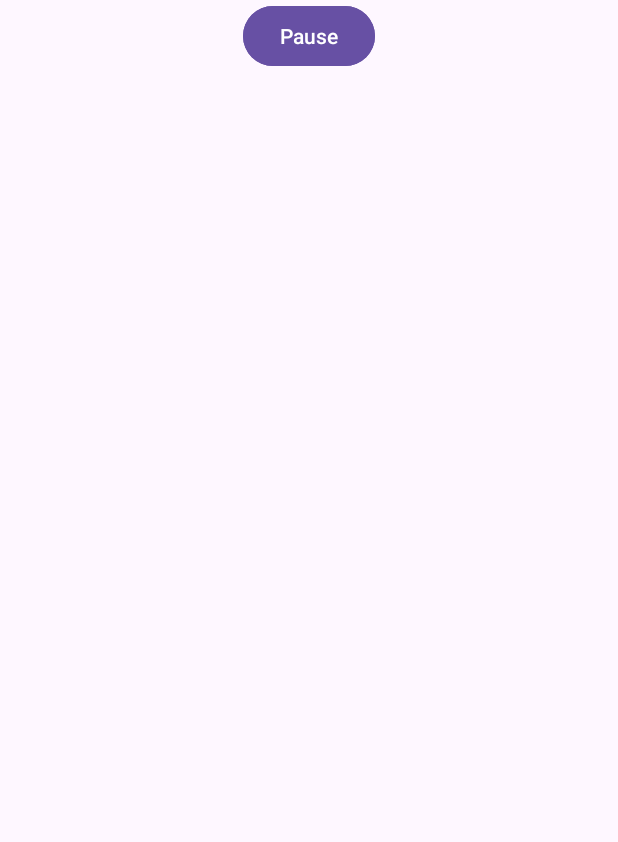
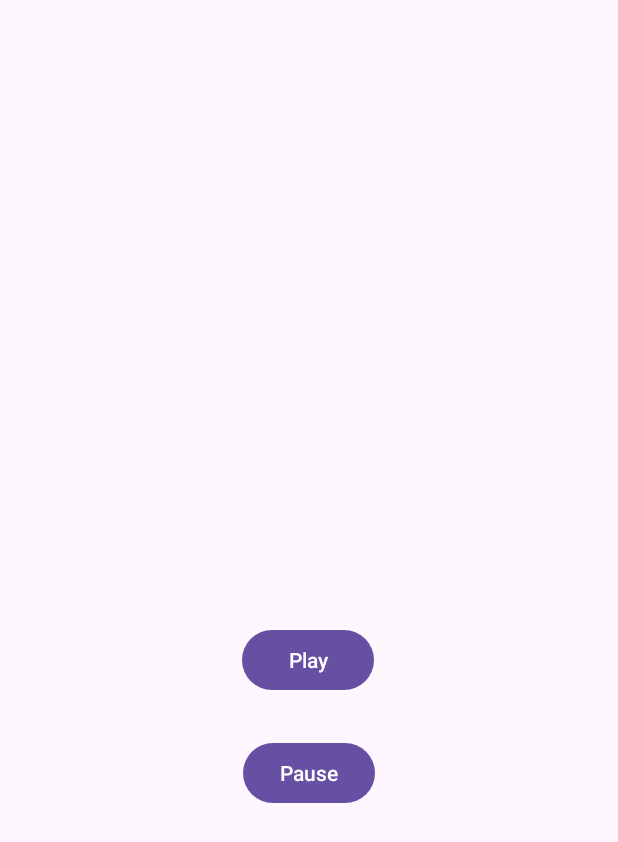
Before and after one commit to YashP-01/MAD_Practical-6_21012021098, an Android app: the screen it shows after launch (MainActivity), on a phone screen of 412 x 824 dp. Shown: the top 842 px of the screen. Run offline under Robolectric (Android 15) with nearby library versions, the phone set to English and light mode, and no system bars.

Commit message:
date: 15/09/23

```diff
--- a/app/src/main/res/layout/activity_main.xml
+++ b/app/src/main/res/layout/activity_main.xml
@@ -7,9 +7,10 @@
     tools:context=".MainActivity">
 
     <TextView
+        android:id="@+id/textView"
         android:layout_width="wrap_content"
+
         android:layout_height="wrap_content"
-
         app:layout_constraintBottom_toBottomOf="parent"
         app:layout_constraintEnd_toEndOf="parent"
         app:layout_constraintStart_toStartOf="parent"
@@ -19,24 +20,23 @@
         android:id="@+id/button"
         android:layout_width="wrap_content"
         android:layout_height="wrap_content"
+        android:layout_marginBottom="360dp"
         android:text="Play"
-        app:layout_constraintTop_toBottomOf="wrap content"
+        app:layout_constraintBottom_toBottomOf="parent"
+        app:layout_constraintHorizontal_bias="0.498"
         app:layout_constraintLeft_toLeftOf="parent"
-        app:layout_constraintRight_toRightOf="parent"
-
-
-        tools:layout_editor_absoluteX="192dp"
-        tools:layout_editor_absoluteY="778dp" />
+        app:layout_constraintRight_toRightOf="parent" />
 
     <Button
         android:id="@+id/button2"
         android:layout_width="wrap_content"
         android:layout_height="wrap_content"
         android:text="Pause"
-        app:layout_constraintTop_toBottomOf="wrap content"
+        app:layout_constraintTop_toTopOf="@+id/button"
+        android:layout_marginTop="75dp"
         app:layout_constraintLeft_toLeftOf="parent"
         app:layout_constraintRight_toRightOf="parent"
-        tools:layout_editor_absoluteX="193dp"
-        tools:layout_editor_absoluteY="884dp" />
+        tools:layout_editor_absoluteX="161dp"
+        tools:layout_editor_absoluteY="396dp" />
 
 </androidx.constraintlayout.widget.ConstraintLayout>
```
